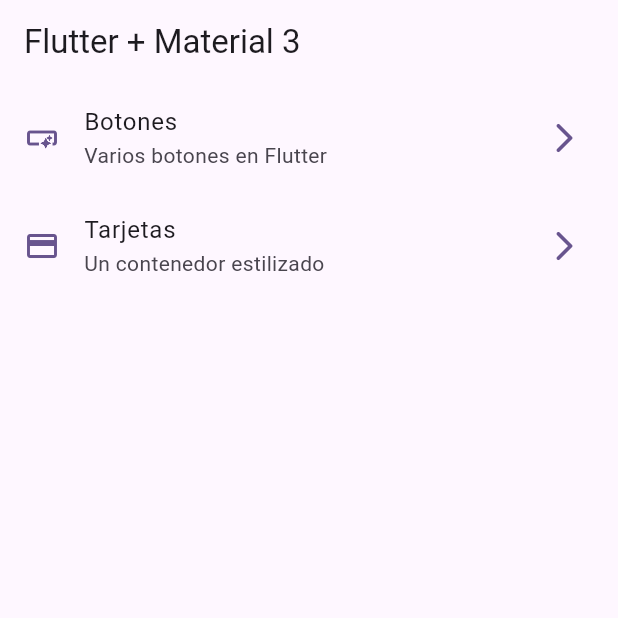
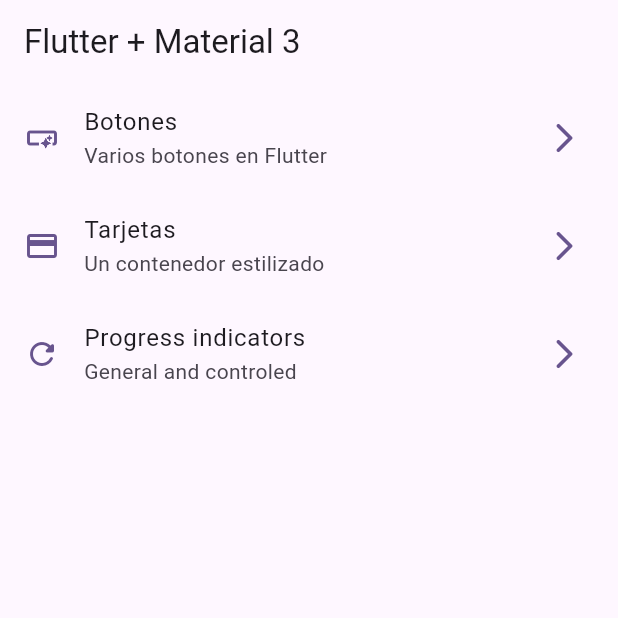
Before and after one commit to isai-arellano/course_flutter, a Flutter app: the screen it shows after launch, on a phone screen of 412 x 824 dp, the top half of it. Run offline on Flutter 3.47's test engine with Material 2 defaults, Android fonts, the phone set to English and light mode, and no system bars; our stand-ins replace animate_do, dio, go_router, video_player.

Commit message:
progress indicator finished

```diff
--- a/5.widgets_app/lib/config/menu/menu_items.dart
+++ b/5.widgets_app/lib/config/menu/menu_items.dart
@@ -23,5 +23,10 @@ const appMenuItems = <MenuItem>[
       title: 'Tarjetas',
       subTitle: 'Un contenedor estilizado',
       link: '/cards',
-      icon: Icons.credit_card)
+      icon: Icons.credit_card),
+  MenuItem(
+      title: 'Progress indicators',
+      subTitle: 'General and controled',
+      link: '/progress-indicators',
+      icon: Icons.refresh_rounded)
 ];
--- a/5.widgets_app/lib/config/router/app_router.dart
+++ b/5.widgets_app/lib/config/router/app_router.dart
@@ -13,5 +13,9 @@ final appRouter = GoRouter(initialLocation: '/', routes: [
   GoRoute(
       path: '/cards',
       name: CardsScreen.name,
-      builder: (context, state) => const CardsScreen())
+      builder: (context, state) => const CardsScreen()),
+  GoRoute(
+      path: '/progress-indicators',
+      name: ProgressScreen.name,
+      builder: (context, state) => const ProgressScreen())
 ]);
```
Also changed, not shown: 5.widgets_app/lib/presentation/screens/progress/progress_screen.dart (+67 -1 lines).
